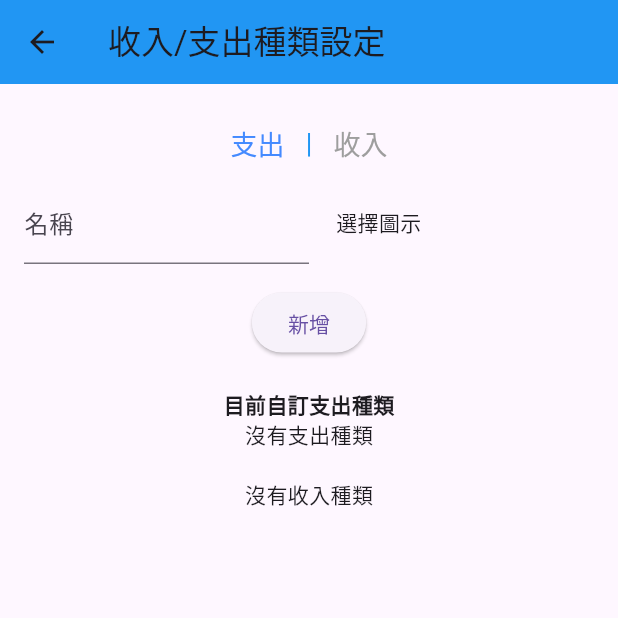
After one commit to ChenYi0725/accounting_app, a Flutter app: the InsertTypeSettingPage screen opened directly, after a tap on "支出", on a phone screen of 412 x 824 dp, the top half of it. The commit adds this screen. Run offline on Flutter 3.47's test engine with Material 3 defaults, Android fonts, the phone set to English and light mode, and no system bars; our stand-ins replace barcode_widget, math_expressions, sqflite; missing offline and left inert: dart:ffi; accounts and stored records are empty.

Commit message:
finish inset type setting page

```diff
--- a/lib/main.dart
+++ b/lib/main.dart
@@ -1,4 +1,5 @@
 import 'package:accounting_app/pages/MainPage.dart';
+import 'package:accounting_app/pages/insert_type_setting_page.dart';
 import 'package:flutter/material.dart';
 
 void main() {
--- a/lib/model/bar_code.dart
+++ b/lib/model/bar_code.dart
@@ -27,7 +27,7 @@ class BarCode extends StatelessWidget {
                     final double screenWidth = constraints.maxWidth;
                     return BarcodeWidget(
                       data: vehicleNumber,
-                      barcode: Barcode.code128(), // or other barcode type
+                      barcode: Barcode.code39(), // or other barcode type
                       width: screenWidth,
                       height: screenWidth / 4,
                       color: Colors.black,
--- a/lib/model/insert_type_list.dart
+++ b/lib/model/insert_type_list.dart
@@ -1,7 +1,5 @@
-import 'package:accounting_app/pages/type_setting_page.dart';
 import 'package:flutter/material.dart';
-
-import '../Controller/account_type_controller.dart';
+import '../pages/insert_type_setting_page.dart';
 
 class InsertTypeList extends StatelessWidget {
   final Function(String, IconData) onTypeSelected;
@@ -49,7 +47,7 @@ class InsertTypeList extends StatelessWidget {
                 Navigator.push(
                         context,
                         MaterialPageRoute(
-                            builder: (context) => const TypeSettingPage()))
+                            builder: (context) => InsertTypeSettingPage()))
                     .then((result) {});
               },
               child: const Row(children: [
--- a/lib/pages/MainPage.dart
+++ b/lib/pages/MainPage.dart
@@ -134,6 +134,7 @@ class _MainPageState extends State<MainPage> {
   @override
   Widget build(BuildContext context) {
     return Scaffold(
+      resizeToAvoidBottomInset: false,
       key: _scaffoldKey,
       appBar: AppBar(
         leading: IconButton(
--- /dev/null
+++ b/lib/pages/insert_type_setting_page.dart
@@ -0,0 +1,306 @@
+import 'package:accounting_app/config.dart';
+import 'package:flutter/material.dart';
+import '../Database/database_helper.dart';
+
+class InsertTypeSettingPage extends StatefulWidget {
+  @override
+  _InsertTypeSettingPageState createState() => _InsertTypeSettingPageState();
+}
+
+class _InsertTypeSettingPageState extends State<InsertTypeSettingPage> {
+  final TextEditingController _nameController = TextEditingController();
+  final TextEditingController _iconController = TextEditingController();
+  bool _isExpense = false;
+  bool isIconChoose = false;
+  late Future<List<Map<String, dynamic>>> _expenseTypes;
+  late Future<List<Map<String, dynamic>>> _incomeTypes;
+  ColorConfig colorConfig = ColorConfig();
+  late String insertType;
+  String transactionType = "支出";
+
+  final List<IconData> _iconList = [
+    Icons.home,
+    Icons.access_alarm,
+    Icons.add_shopping_cart,
+    Icons.account_balance,
+    Icons.star,
+    Icons.shopping_cart,
+    Icons.account_circle,
+    Icons.assessment,
+    Icons.beach_access,
+    Icons.business,
+  ];
+
+  @override
+  void initState() {
+    super.initState();
+    _iconController.text = Icons.home.codePoint.toString();
+
+    _fetchTypes();
+  }
+
+  void _addType() async {
+    if (_nameController.text.isEmpty || _iconController.text.isEmpty) {
+      ScaffoldMessenger.of(context).showSnackBar(
+        const SnackBar(
+          content: Text('請選擇一個圖示'),
+          duration: Duration(seconds: 2),
+        ),
+      );
+      return;
+    }
+
+    String iconName = _iconController.text;
+    await DatabaseHelper().insertType(
+      _nameController.text,
+      _isExpense,
+      iconName,
+    );
+    _nameController.clear();
+    _iconController.clear();
+    _fetchTypes();
+  }
+
+  IconData? stringToIcon(String iconCodePoint) {
+    try {
+      return IconData(int.parse(iconCodePoint), fontFamily: 'MaterialIcons');
+    } catch (e) {
+      isIconChoose = false;
+      return null;
+    }
+  }
+
+  void _fetchTypes() {
+    _expenseTypes = DatabaseHelper().fetchTypes().then(
+        (types) => types.where((type) => type['isExpense'] == 1).toList());
+    _incomeTypes = DatabaseHelper().fetchTypes().then(
+        (types) => types.where((type) => type['isExpense'] == 0).toList());
+    setState(() {});
+  }
+
+  void _deleteType(int id) async {
+    await DatabaseHelper().deleteType(id);
+    _fetchTypes();
+  }
+
+  void _selectIcon() {
+    showModalBottomSheet(
+      context: context,
+      builder: (context) {
+        return GridView.builder(
+          gridDelegate: const SliverGridDelegateWithFixedCrossAxisCount(
+            crossAxisCount: 5,
+            crossAxisSpacing: 4.0,
+            mainAxisSpacing: 4.0,
+          ),
+          itemCount: _iconList.length,
+          itemBuilder: (context, index) {
+            IconData iconData = _iconList[index];
+            return IconButton(
+              icon: Icon(iconData, size: 30), // 調整圖示大小
+              onPressed: () {
+                setState(() {
+                  _iconController.text =
+                      iconData.codePoint.toString(); // 設定選擇的圖標
+                  isIconChoose = true;
+                });
+                Navigator.pop(context); // 關閉選擇器
+              },
+            );
+          },
+        );
+      },
+    );
+  }
+
+  @override
+  Widget build(BuildContext context) {
+    return Scaffold(
+      resizeToAvoidBottomInset: false,
+      appBar: AppBar(
+        title: const Text('收入/支出種類設定'),
+        backgroundColor: colorConfig.mainColor,
+      ),
+      body: Padding(
+        padding: const EdgeInsets.all(16.0),
+        child: Column(
+          crossAxisAlignment: CrossAxisAlignment.start,
+          children: <Widget>[
+            Row(
+              mainAxisAlignment: MainAxisAlignment.center,
+              children: [
+                TextButton(
+                  onPressed: () {
+                    setState(() {
+                      transactionType = "支出";
+                      _isExpense = true;
+                    });
+                  },
+                  child: Text(
+                    "支出",
+                    style: TextStyle(
+                        color: transactionType == "支出"
+                            ? colorConfig.secondColor
+                            : Colors.grey,
+                        fontSize: 18), // 調整文字大小
+                  ),
+                ),
+                Text("|",
+                    style:
+                        TextStyle(color: colorConfig.mainColor, fontSize: 18)),
+                TextButton(
+                  onPressed: () {
+                    setState(() {
+                      transactionType = "收入";
+                      _isExpense = false;
+                    });
+                  },
+                  child: Text(
+                    "收入",
+                    style: TextStyle(
+                      fontSize: 18,
+                      color: transactionType == "收入"
+                          ? colorConfig.secondColor
+                          : Colors.grey,
+                    ),
+                  ),
+                ),
+              ],
+            ),
+            Row(
+              children: [
+                Expanded(
+                  flex: 1,
+                  child: TextField(
+                    controller: _nameController,
+                    decoration: const InputDecoration(labelText: '名稱'),
+                  ),
+                ),
+                Expanded(
+                    flex: 1,
+                    child: Padding(
+                      padding: const EdgeInsets.all(8.0),
+                      child: GestureDetector(
+                        onTap: _selectIcon,
+                        child: Center(
+                          child: Row(
+                            children: [
+                              const SizedBox(
+                                width: 10,
+                              ),
+                              isIconChoose &&
+                                      stringToIcon(_iconController.text) != null
+                                  ? Icon(stringToIcon(_iconController.text),
+                                      size: 24) // 調整圖示大小
+                                  : const SizedBox.shrink(),
+                              const Text("選擇圖示"),
+                            ],
+                          ),
+                        ),
+                      ),
+                    )),
+              ],
+            ),
+            const SizedBox(
+              height: 15,
+            ),
+            Center(
+              child: ElevatedButton(
+                onPressed: _addType,
+                child: const Text('新增'),
+              ),
+            ),
+            const SizedBox(height: 20),
+            Expanded(
+              flex: 1,
+              child: Column(
+                children: [
+                  // 顯示支出類型
+                  if (_isExpense) ...[
+                    const Text('目前自訂支出種類',
+                        style: TextStyle(fontWeight: FontWeight.bold)),
+                    FutureBuilder<List<Map<String, dynamic>>>(
+                      future: _expenseTypes,
+                      builder: (context, snapshot) {
+                        if (snapshot.connectionState ==
+                            ConnectionState.waiting) {
+                          return const CircularProgressIndicator();
+                        }
+
+                        if (!snapshot.hasData || snapshot.data!.isEmpty) {
+                          return const Center(child: Text('沒有支出種類'));
+                        }
+
+                        return ListView.builder(
+                          shrinkWrap: true,
+                          itemCount: snapshot.data!.length,
+                          itemBuilder: (context, index) {
+                            final type = snapshot.data![index];
+                            return ListTile(
+                              leading: Icon(
+                                IconData(int.parse(type['iconName']),
+                                    fontFamily: 'MaterialIcons'),
+                                size: 20, // 調整圖示大小
+                              ),
+                              title: Text(type['name']),
+                              trailing: IconButton(
+                                icon: const Icon(Icons.delete),
+                                onPressed: () {
+                                  _deleteType(type['id']);
+                                },
+                              ),
+                            );
+                          },
+                        );
+                      },
+                    ),
+                  ],
+                  const SizedBox(height: 20),
+                  // 顯示收入類型
+                  if (!_isExpense) ...[
+                    const Text('目前自訂收入種類',
+                        style: TextStyle(fontWeight: FontWeight.bold)),
+                  ],
+                  FutureBuilder<List<Map<String, dynamic>>>(
+                    future: _incomeTypes,
+                    builder: (context, snapshot) {
+                      if (snapshot.connectionState == ConnectionState.waiting) {
+                        return const CircularProgressIndicator();
+                      }
+
+                      if (!snapshot.hasData || snapshot.data!.isEmpty) {
+                        return const Center(child: Text('沒有收入種類'));
+                      }
+
+                      return ListView.builder(
+                        shrinkWrap: true,
+                        itemCount: snapshot.data!.length,
+                        itemBuilder: (context, index) {
+                          final type = snapshot.data![index];
+                          return ListTile(
+                            leading: Icon(
+                              IconData(int.parse(type['iconName']),
+                                  fontFamily: 'MaterialIcons'),
+                              size: 20, // 調整圖示大小
+                            ),
+                            title: Text(type['name']),
+                            trailing: IconButton(
+                              icon: const Icon(Icons.delete),
+                              onPressed: () {
+                                _deleteType(type['id']);
+                              },
+                            ),
+                          );
+                        },
+                      );
+                    },
+                  ),
+                ],
+              ),
+            ),
+          ],
+        ),
+      ),
+    );
+  }
+}
```
Also changed, not shown: lib/Database/database_helper.dart (+45 -3 lines), lib/model/main_page_drawer.dart (+8 -2 lines).
